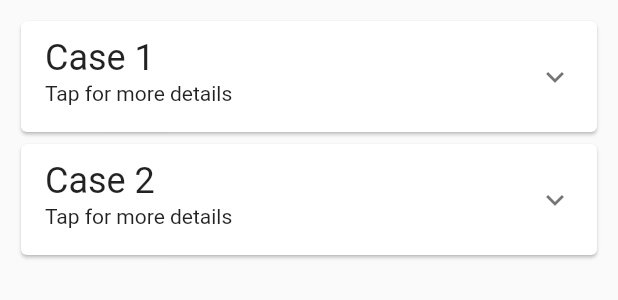
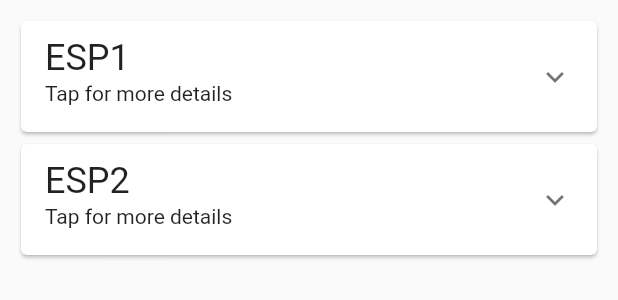
Before and after one commit to YaniAless/AirQualityApp, a Flutter app: the Statistiques widget shown alone on an empty page, opened directly, on a phone screen of 412 x 824 dp. Shown: the top 300 px of the screen. Run offline on Flutter 3.47's test engine with Material 2 defaults, Android fonts, the phone set to English and light mode, and no system bars; our stand-ins replace firebase_auth, firebase_database, fl_chart, font_awesome_flutter; accounts and stored records are empty; network calls fail.

Commit message:
Removed not used classes and fix the stats.dart page

```diff
--- a/lib/models/case.dart
+++ /dev/null
@@ -1,25 +0,0 @@
-import 'package:flutter/material.dart';
-
-class Case {
-  String caseName;
-  int sensorNumber;
-  List sensors;
-
-  Case(String caseName, int sensorNumber){
-    this.caseName = caseName;
-    this.sensorNumber = sensorNumber;
-    this.sensors = new List(sensorNumber);
-    switch(sensorNumber){
-      case 3:
-        sensors = ["CO2", "TVOC", "Temperature"];
-
-      break;
-      case 4:
-        sensors = ["CO2", "TVOC", "Temperature", "Humidity"];
-      break;
-      default:
-        print("Error");
-        break;
-    }
-  }
-}
--- a/lib/pages/stats.dart
+++ b/lib/pages/stats.dart
@@ -1,12 +1,11 @@
 import 'package:airquality/components/sensors/sensor_label.dart';
-import 'package:airquality/models/case.dart';
+import 'package:airquality/models/esp.dart';
 import 'package:flutter/material.dart';
 
 class Statistiques extends StatelessWidget {
-
-  final List<Case> cases = [
-    Case("Case 1", 3),
-    Case("Case 2", 4)
+  final List<ESP> cases = [
+    ESP(caseName:"ESP1", caseType: "AQ1", sensors:["Temperature","Humidity","CO2","TVOC"]),
+    ESP(caseName:"ESP2", caseType: "AQ1", sensors:["Temperature","Humidity","CO2","TVOC"])
   ];
 
   @override
@@ -19,8 +18,9 @@ class Statistiques extends StatelessWidget {
             children: <Widget>[
               Card(
                 child: ExpansionTile(
-                  title: Text(cases[casesIndex].caseName, style: TextStyle(
-                    fontSize: 24),
+                  title: Text(
+                    cases[casesIndex].caseName,
+                    style: TextStyle(fontSize: 24),
                   ),
                   subtitle: Text("Tap for more details"),
                   children: <Widget>[
@@ -30,14 +30,15 @@ class Statistiques extends StatelessWidget {
                           child: ListView.builder(
                             itemBuilder: (context, index) {
                               return Padding(
-                                padding: const EdgeInsets.fromLTRB(10, 5, 10, 5),
+                                padding:
+                                    const EdgeInsets.fromLTRB(10, 5, 10, 5),
                                 child: SensorLabel(
-                                    sensorTitle: cases[casesIndex].sensors[index]),
+                                    sensorTitle:
+                                        cases[casesIndex].sensors[index]),
                               );
                             },
                             shrinkWrap: true,
-                            itemCount: cases[casesIndex].sensorNumber,
-
+                            itemCount: cases[casesIndex].sensors.length,
                           ),
                         )
                       ],
@@ -53,21 +54,3 @@ class Statistiques extends StatelessWidget {
     );
   }
 }
-
-/*
-SensorDisplayer(
-                          cardColor: Colors.amber,
-                          sensorTitle: "Temperature",
-                          icon: FaIcon(FontAwesomeIcons.thermometerThreeQuarters, size: 25),
-                        ),
-                        SensorDisplayer(
-                          cardColor: Colors.amber,
-                          sensorTitle: "Temperature",
-                          icon: FaIcon(FontAwesomeIcons.thermometerThreeQuarters, size: 25),
-                        ),
-                        SensorDisplayer(
-                          cardColor: Colors.amber,
-                          sensorTitle: "Temperature",
-                          icon: FaIcon(FontAwesomeIcons.thermometerThreeQuarters, size: 25),
-                        )
- */
```
